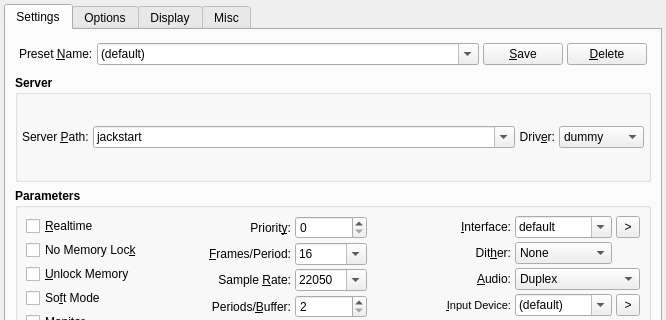
Qt form src/qjackctlSetupForm.ui (eurogiciel-oss/qjackctl) before a commit; both pictures show x 0 to 666 and y 0 to 320 of the 666 by 539 pixel window.
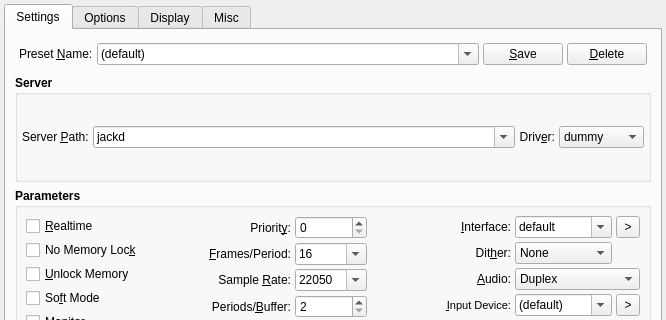
The same form after that commit. Icons and pictures are not drawn.

Commit message: - More jackdmp for Windows fitness testing and fixes.

What changed in the file:
```diff
--- a/src/qjackctlSetupForm.ui
+++ b/src/qjackctlSetupForm.ui
@@ -221,11 +221,6 @@
             <property name="editable" >
              <bool>true</bool>
             </property>
-            <item>
-             <property name="text" >
-              <string>jackstart</string>
-             </property>
-            </item>
             <item>
              <property name="text" >
               <string>jackd</string>
```
Left out of the diff: 10 changed lines with no effect on the pictures. The commit also changes 3 other files.
